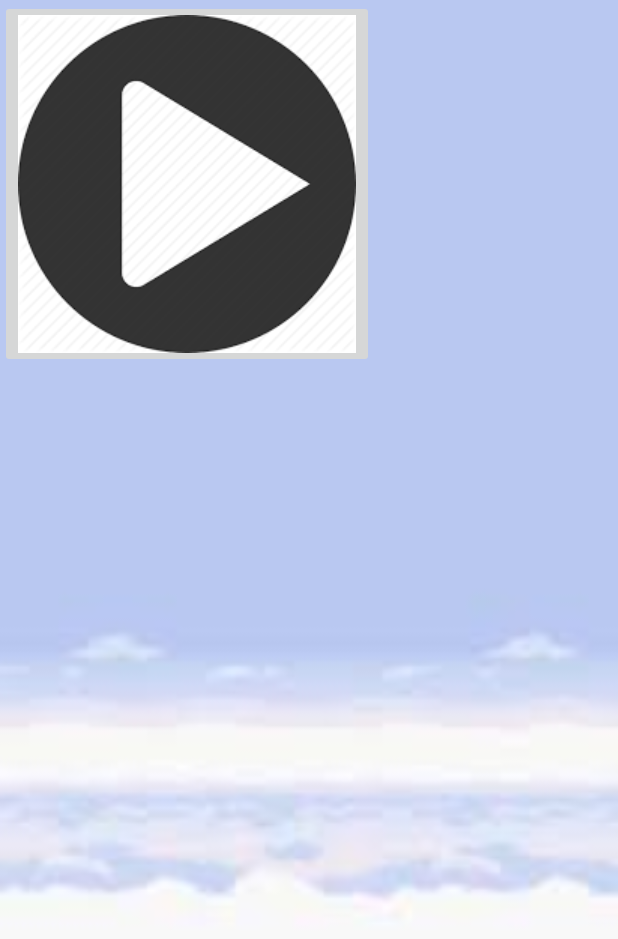
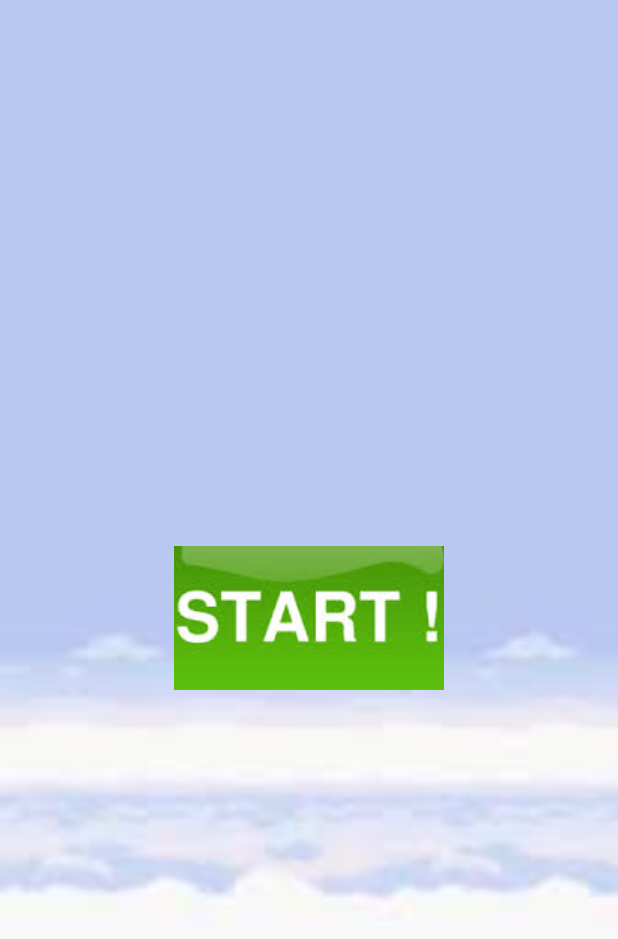
Before and after one commit to chenhan2/MP5, an Android app: the screen it shows after launch (MainActivity), on a phone screen of 412 x 824 dp. Shown: the top 939 px of the screen. Run offline under Robolectric (Android 15) with nearby library versions, the phone set to English and light mode, and no system bars.

Commit message:
initialize_begin on UI First day lab

```diff
--- a/app/src/main/AndroidManifest.xml
+++ b/app/src/main/AndroidManifest.xml
@@ -16,6 +16,8 @@
                 <category android:name="android.intent.category.LAUNCHER" />
             </intent-filter>
         </activity>
+        <activity android:name=".StartGame">
+        </activity>
     </application>
 
 </manifest>
--- a/app/src/main/res/layout/activity_main.xml
+++ b/app/src/main/res/layout/activity_main.xml
@@ -10,7 +10,9 @@
 
     <ImageButton
         android:id="@+id/imageButton"
-        android:layout_width="wrap_content"
-        android:layout_height="wrap_content"
-        android:src="@drawable/start" />
+        android:layout_width="180dp"
+        android:layout_height="96dp"
+        android:layout_centerInParent="true"
+        android:src="@drawable/start2"
+        android:onClick="startGame"/>
 </RelativeLayout>
```
Also changed, not shown: app/src/main/java/com/example/mp5/GameView.java (added, +33 -0 lines), app/src/main/java/com/example/mp5/MainActivity.java (+7 -0 lines), app/src/main/java/com/example/mp5/StartGame.java (added, +18 -0 lines), app/src/main/res/drawable/start2.jpg (added).
